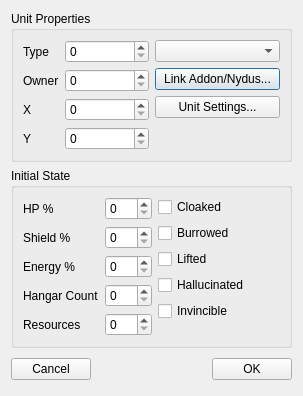
Old version of the form ChkForge/unitproperties.ui in the repository heinermann/ChkForge.
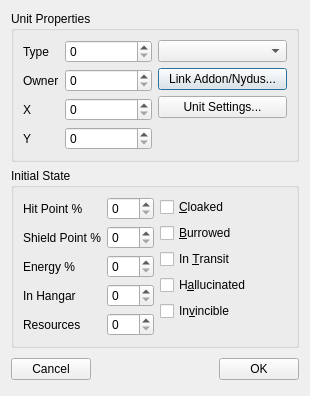
New version of the form.

Diff of the .ui file:
```diff
--- a/ChkForge/unitproperties.ui
+++ b/ChkForge/unitproperties.ui
@@ -6,7 +6,7 @@
    <rect>
     <x>0</x>
     <y>0</y>
-    <width>303</width>
+    <width>310</width>
     <height>377</height>
    </rect>
   </property>
@@ -112,7 +112,7 @@
         <item row="0" column="0">
          <widget class="QLabel" name="label">
           <property name="text">
-           <string>HP %</string>
+           <string>Hit Point %</string>
           </property>
          </widget>
         </item>
@@ -126,7 +126,7 @@
         <item row="1" column="0">
          <widget class="QLabel" name="label_2">
           <property name="text">
-           <string>Shield %</string>
+           <string>Shield Point %</string>
           </property>
          </widget>
         </item>
@@ -154,7 +154,7 @@
         <item row="3" column="0">
          <widget class="QLabel" name="label_4">
           <property name="text">
-           <string>Hangar Count</string>
+           <string>In Hangar</string>
           </property>
          </widget>
         </item>
@@ -186,35 +186,35 @@
         <item>
          <widget class="QCheckBox" name="chk_cloaked">
           <property name="text">
-           <string>Cloaked</string>
+           <string>&amp;Cloaked</string>
           </property>
          </widget>
         </item>
         <item>
          <widget class="QCheckBox" name="chk_burrowed">
           <property name="text">
-           <string>Burrowed</string>
+           <string>&amp;Burrowed</string>
           </property>
          </widget>
         </item>
         <item>
          <widget class="QCheckBox" name="chk_lifted">
           <property name="text">
-           <string>Lifted</string>
+           <string>In &amp;Transit</string>
           </property>
          </widget>
         </item>
         <item>
          <widget class="QCheckBox" name="chk_hallucinated">
           <property name="text">
-           <string>Hallucinated</string>
+           <string>H&amp;allucinated</string>
           </property>
          </widget>
         </item>
         <item>
          <widget class="QCheckBox" name="chk_invincible">
           <property name="text">
-           <string>Invincible</string>
+           <string>In&amp;vincible</string>
           </property>
          </widget>
         </item>
```
